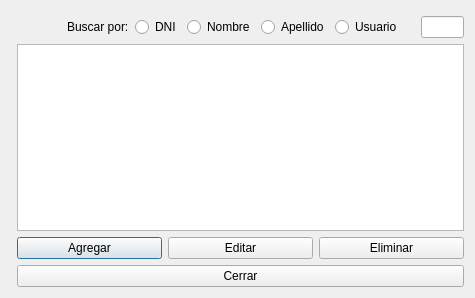
First picture: the form in ventanausuarios.ui, repository DanielaGanan/biblioteca, before the edit.
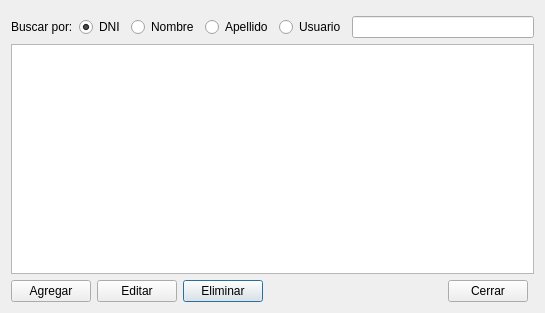
Second picture: the form after the edit. Icons and pictures are not drawn.

What changed in the file:
```diff
--- a/ventanausuarios.ui
+++ b/ventanausuarios.ui
@@ -6,104 +6,113 @@
    <rect>
     <x>0</x>
     <y>0</y>
-    <width>475</width>
-    <height>298</height>
+    <width>545</width>
+    <height>313</height>
    </rect>
   </property>
   <property name="windowTitle">
    <string>Dialog</string>
   </property>
-  <layout class="QFormLayout" name="formLayout">
-   <item row="2" column="1">
-    <widget class="QTableWidget" name="tabla"/>
+  <property name="windowIcon">
+   <iconset resource="resource.qrc">
+    <normaloff>:/recursos/Img/administrador (1).png</normaloff>:/recursos/Img/administrador (1).png</iconset>
+  </property>
+  <layout class="QGridLayout" name="gridLayout">
+   <item row="2" column="3">
+    <widget class="QPushButton" name="botEliminar">
+     <property name="text">
+      <string>Eliminar</string>
+     </property>
+    </widget>
    </item>
-   <item row="5" column="1">
-    <layout class="QHBoxLayout" name="horizontalLayout">
-     <item>
-      <widget class="QPushButton" name="botAgregar">
-       <property name="text">
-        <string>Agregar</string>
-       </property>
-      </widget>
-     </item>
-     <item>
-      <widget class="QPushButton" name="botEditar">
-       <property name="text">
-        <string>Editar</string>
-       </property>
-      </widget>
-     </item>
-     <item>
-      <widget class="QPushButton" name="botEliminar">
-       <property name="text">
-        <string>Eliminar</string>
-       </property>
-      </widget>
-     </item>
-    </layout>
+   <item row="2" column="4">
+    <spacer name="horizontalSpacer">
+     <property name="orientation">
+      <enum>Qt::Orientation::Horizontal</enum>
+     </property>
+     <property name="sizeHint" stdset="0">
+      <size>
+       <width>40</width>
+       <height>20</height>
+      </size>
+     </property>
+    </spacer>
    </item>
-   <item row="1" column="1">
-    <layout class="QHBoxLayout" name="horizontalLayout_2">
+   <item row="2" column="1" colspan="2">
+    <widget class="QPushButton" name="botEditar">
+     <property name="text">
+      <string>Editar</string>
+     </property>
+    </widget>
+   </item>
+   <item row="0" column="0" colspan="7">
+    <layout class="QGridLayout" name="gridLayout_2">
      <property name="leftMargin">
-      <number>50</number>
+      <number>0</number>
      </property>
      <property name="topMargin">
       <number>5</number>
      </property>
-     <item>
-      <widget class="QLabel" name="label_2">
-       <property name="text">
-        <string>Buscar por:</string>
-       </property>
-      </widget>
-     </item>
-     <item>
-      <widget class="QRadioButton" name="button_dni">
-       <property name="text">
-        <string>DNI</string>
-       </property>
-      </widget>
-     </item>
-     <item>
-      <widget class="QRadioButton" name="button_Nombre">
-       <property name="text">
-        <string>Nombre</string>
-       </property>
-      </widget>
-     </item>
-     <item>
+     <item row="0" column="4">
       <widget class="QRadioButton" name="button_Apellido">
        <property name="text">
         <string>Apellido</string>
        </property>
       </widget>
      </item>
-     <item>
+     <item row="0" column="5">
       <widget class="QRadioButton" name="botton_usuario">
        <property name="text">
         <string>Usuario</string>
        </property>
       </widget>
      </item>
-     <item>
-      <widget class="QLabel" name="label">
+     <item row="0" column="3">
+      <widget class="QRadioButton" name="button_Nombre">
        <property name="text">
-        <string/>
+        <string>Nombre</string>
        </property>
       </widget>
      </item>
-     <item>
+     <item row="0" column="6">
       <widget class="QLineEdit" name="lineBuscar"/>
      </item>
+     <item row="0" column="2">
+      <widget class="QRadioButton" name="button_dni">
+       <property name="text">
+        <string>DNI</string>
+       </property>
+       <property name="checked">
+        <bool>true</bool>
+       </property>
+      </widget>
+     </item>
+     <item row="0" column="1">
+      <widget class="QLabel" name="label_2">
+       <property name="text">
+        <string>Buscar por:</string>
+       </property>
+      </widget>
+     </item>
     </layout>
    </item>
-   <item row="6" column="1">
+   <item row="2" column="5">
     <widget class="QPushButton" name="botCerrar">
      <property name="text">
       <string>Cerrar</string>
      </property>
     </widget>
    </item>
+   <item row="2" column="0">
+    <widget class="QPushButton" name="botAgregar">
+     <property name="text">
+      <string>Agregar</string>
+     </property>
+    </widget>
+   </item>
+   <item row="1" column="0" colspan="7">
+    <widget class="QTableWidget" name="tabla"/>
+   </item>
   </layout>
  </widget>
  <resources/>
```
Left out of the diff: 4 changed lines with no effect on the pictures.
